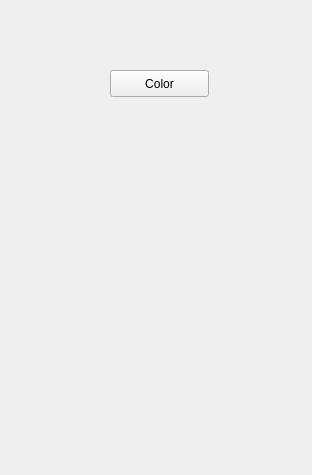
Qt form Mandala/src/ui/palette.ui (LaurenRolan/Mandala) before a commit.
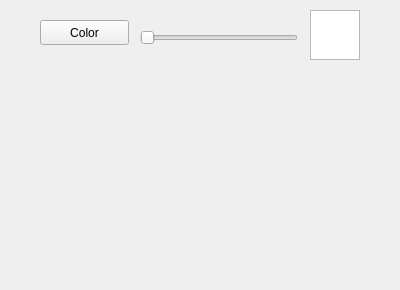
The same form after that commit. Custom widgets are drawn as their Qt base class.

Commit message: Advancing on palette

Diff of the .ui file:
```diff
--- a/Mandala/src/ui/palette.ui
+++ b/Mandala/src/ui/palette.ui
@@ -1,100 +1,121 @@
 <?xml version="1.0" encoding="UTF-8"?>
 <ui version="4.0">
- <class>Form</class>
- <widget class="QWidget" name="Form">
+ <class>Palette</class>
+ <widget class="QWidget" name="Palette">
   <property name="geometry">
    <rect>
     <x>0</x>
     <y>0</y>
-    <width>312</width>
-    <height>475</height>
+    <width>400</width>
+    <height>290</height>
    </rect>
   </property>
   <property name="windowTitle">
    <string>Form</string>
   </property>
-  <widget class="QPushButton" name="pushButton">
+  <widget class="QPushButton" name="colorButton">
    <property name="geometry">
     <rect>
-     <x>110</x>
-     <y>70</y>
-     <width>99</width>
-     <height>27</height>
+     <x>40</x>
+     <y>20</y>
+     <width>89</width>
+     <height>25</height>
     </rect>
    </property>
    <property name="text">
     <string>Color</string>
    </property>
   </widget>
-  <widget class="FormPainter" name="circle" native="true">
+  <widget class="QWidget" name="circle" native="true">
    <property name="geometry">
     <rect>
      <x>40</x>
-     <y>130</y>
+     <y>80</y>
      <width>80</width>
      <height>80</height>
     </rect>
    </property>
   </widget>
-  <widget class="FormPainter" name="triangle" native="true">
+  <widget class="QWidget" name="square" native="true">
    <property name="geometry">
     <rect>
-     <x>190</x>
-     <y>130</y>
+     <x>160</x>
+     <y>80</y>
      <width>80</width>
      <height>80</height>
     </rect>
    </property>
   </widget>
-  <widget class="FormPainter" name="square" native="true">
+  <widget class="QWidget" name="triangle" native="true">
    <property name="geometry">
     <rect>
-     <x>40</x>
-     <y>240</y>
+     <x>280</x>
+     <y>80</y>
      <width>80</width>
      <height>80</height>
     </rect>
    </property>
   </widget>
-  <widget class="FormPainter" name="heart" native="true">
+  <widget class="QWidget" name="hexagon" native="true">
    <property name="geometry">
     <rect>
-     <x>190</x>
-     <y>240</y>
+     <x>40</x>
+     <y>190</y>
      <width>80</width>
      <height>80</height>
     </rect>
    </property>
   </widget>
-  <widget class="FormPainter" name="trace" native="true">
+  <widget class="QWidget" name="image" native="true">
    <property name="geometry">
     <rect>
-     <x>40</x>
-     <y>350</y>
+     <x>280</x>
+     <y>190</y>
      <width>80</width>
      <height>80</height>
     </rect>
    </property>
   </widget>
-  <widget class="FormPainter" name="arc" native="true">
+  <widget class="QWidget" name="arc" native="true">
    <property name="geometry">
     <rect>
-     <x>190</x>
-     <y>350</y>
+     <x>160</x>
+     <y>190</y>
      <width>80</width>
      <height>80</height>
     </rect>
    </property>
   </widget>
+  <widget class="QSlider" name="widthSlider">
+   <property name="geometry">
+    <rect>
+     <x>140</x>
+     <y>30</y>
+     <width>158</width>
+     <height>16</height>
+    </rect>
+   </property>
+   <property name="minimum">
+    <number>1</number>
+   </property>
+   <property name="maximum">
+    <number>30</number>
+   </property>
+   <property name="orientation">
+    <enum>Qt::Horizontal</enum>
+   </property>
+  </widget>
+  <widget class="QGraphicsView" name="graphicsView">
+   <property name="geometry">
+    <rect>
+     <x>310</x>
+     <y>10</y>
+     <width>50</width>
+     <height>50</height>
+    </rect>
+   </property>
+  </widget>
  </widget>
- <customwidgets>
-  <customwidget>
-   <class>FormPainter</class>
-   <extends>QWidget</extends>
-   <header location="global">formpainter.h</header>
-   <container>1</container>
-  </customwidget>
- </customwidgets>
  <resources/>
  <connections/>
 </ui>
```
The commit also changes 9 other files.
